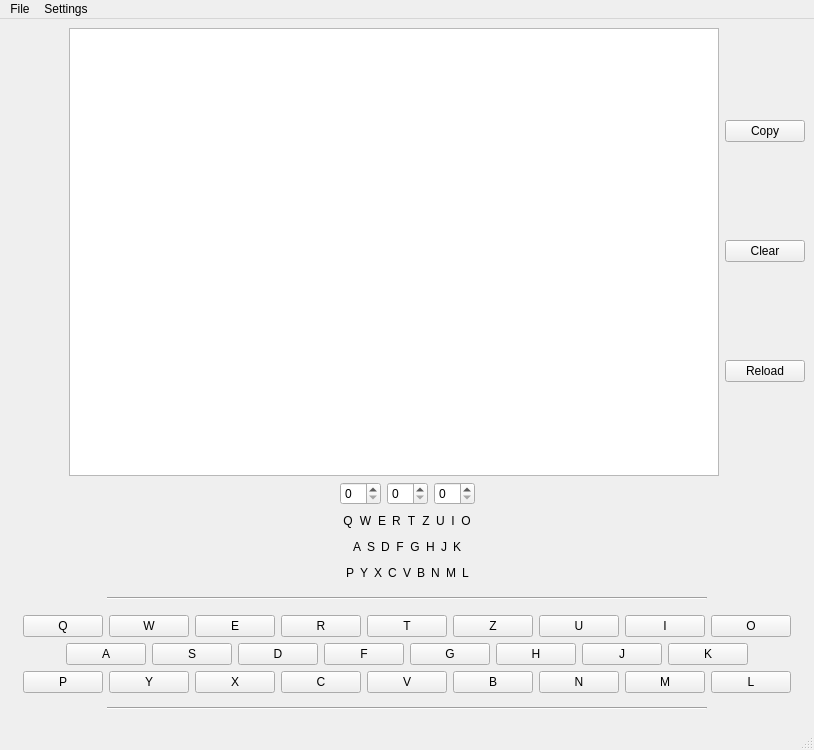
The window that mainwindow.ui (Ilya-Belyanov/Enigma) describes before a commit, drawn with Qt 5.
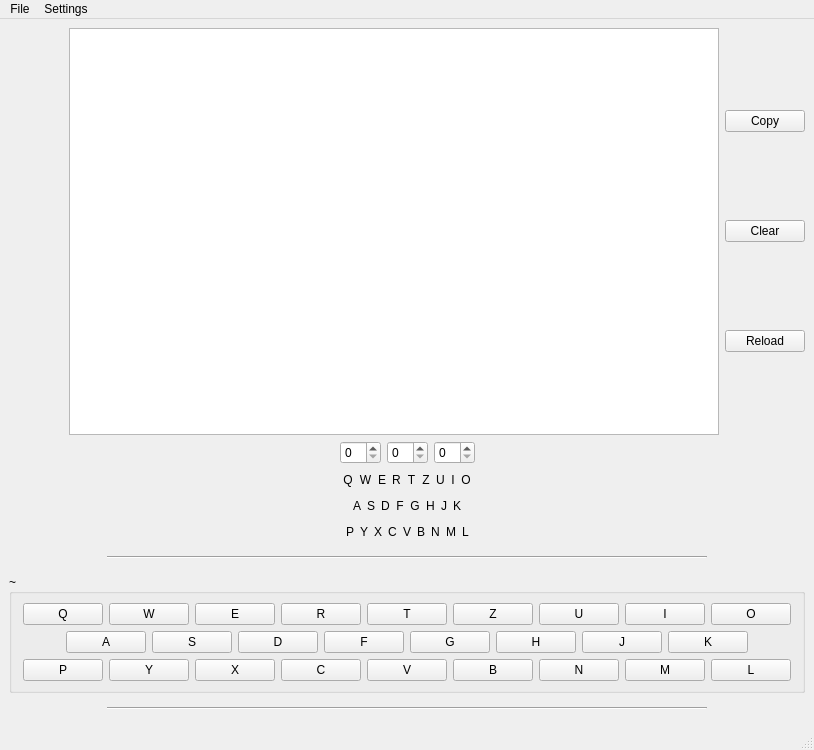
The same window after the commit. Icons and pictures are not drawn.

```diff
--- a/mainwindow.ui
+++ b/mainwindow.ui
@@ -528,6 +528,18 @@
      </layout>
     </item>
     <item>
+     <widget class="QGroupBox" name="groupBox">
+      <property name="maximumSize">
+       <size>
+        <width>800</width>
+        <height>16777215</height>
+       </size>
+      </property>
+      <property name="title">
+       <string>~</string>
+      </property>
+      <layout class="QVBoxLayout" name="verticalLayout_3">
+       <item>
      <layout class="QHBoxLayout" name="horizontalLayout_3">
       <item>
        <spacer name="horizontalSpacer_7">
@@ -798,6 +810,9 @@
        </spacer>
       </item>
      </layout>
+       </item>
+      </layout>
+     </widget>
     </item>
     <item>
      <layout class="QHBoxLayout" name="horizontalLayout_11">
```
Lines whose indentation alone changed are shown as unchanged.
